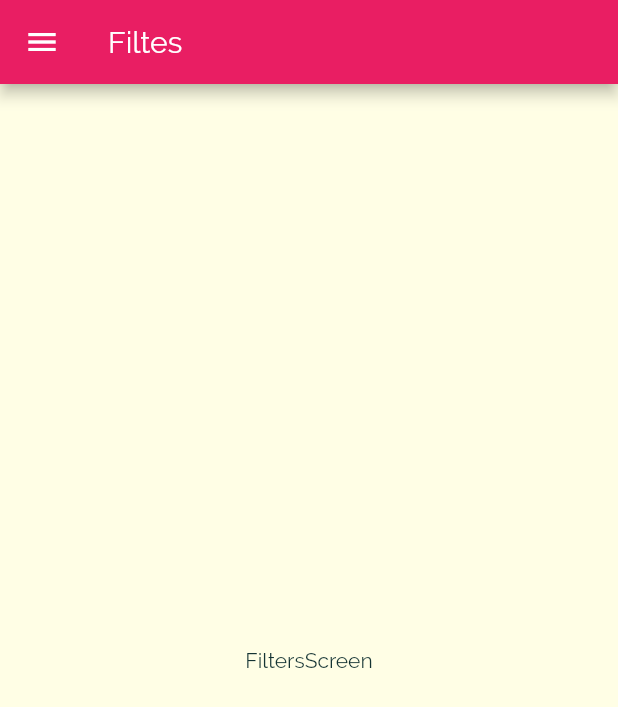
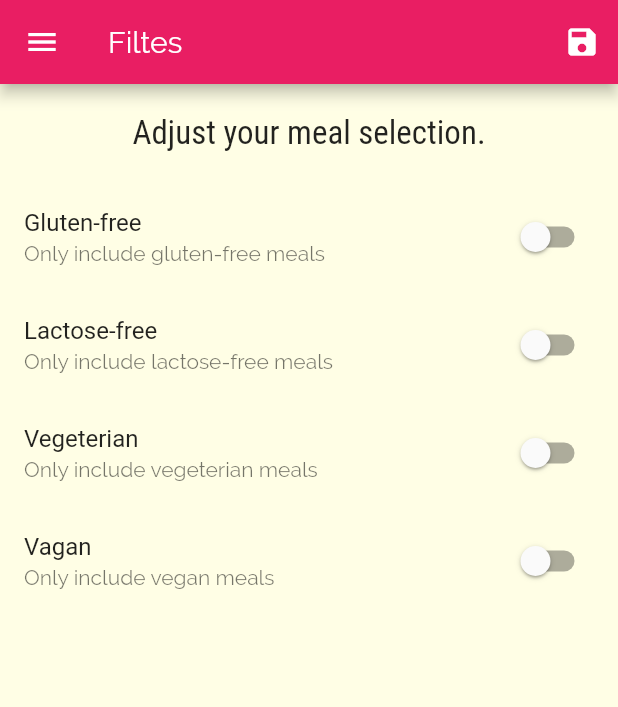
Before and after one commit to emiliosheinz/flutter-meals-app, a Flutter app: the FiltersScreen screen opened by its route, on a phone screen of 412 x 824 dp. Shown: the top 707 px of the screen. Run offline on Flutter 3.47's test engine with Material 2 defaults, Android fonts, the phone set to English and light mode, and no system bars.

Commit message:
add filtes state management

```diff
--- a/lib/main.dart
+++ b/lib/main.dart
@@ -1,4 +1,6 @@
 import 'package:flutter/material.dart';
+import 'package:meals_app/dummy_data.dart';
+import 'package:meals_app/models/meal.model.dart';
 import 'package:meals_app/screens/categories.screen.dart';
 import 'package:meals_app/screens/category_meals.screen.dart';
 import 'package:meals_app/screens/filters.screen.dart';
@@ -9,8 +11,45 @@ void main() {
   runApp(MyApp());
 }
 
-class MyApp extends StatelessWidget {
-  // This widget is the root of your application.
+class MyApp extends StatefulWidget {
+  @override
+  _MyAppState createState() => _MyAppState();
+}
+
+class _MyAppState extends State<MyApp> {
+  Map<String, bool> _filters = {
+    'isGlutenFree': false,
+    'isLactoseFree': false,
+    'isVegan': false,
+    'isVegeterian': false,
+  };
+  List<Meal> _availableMeals = DUMMY_MEALS;
+
+  void _setFilters(Map<String, bool> newFilterData) {
+    setState(() {
+      _filters = newFilterData;
+      _availableMeals = DUMMY_MEALS.where((meal) {
+        if (_filters['isGlutenFree'] && !meal.isGlutenFree) {
+          return false;
+        }
+
+        if (_filters['isLactoseFree'] && !meal.isLactoseFree) {
+          return false;
+        }
+
+        if (_filters['isVegan'] && !meal.isVegan) {
+          return false;
+        }
+
+        if (_filters['isVegeterian'] && !meal.isVegetarian) {
+          return false;
+        }
+
+        return true;
+      }).toList();
+    });
+  }
+
   @override
   Widget build(BuildContext context) {
     return MaterialApp(
@@ -37,9 +76,11 @@ class MyApp extends StatelessWidget {
       routes: {
         TabsScreen.routeName: (context) => TabsScreen(),
         CategoriesScreen.routeName: (context) => CategoriesScreen(),
-        CategoryMealsScreen.routeName: (context) => CategoryMealsScreen(),
+        CategoryMealsScreen.routeName: (context) =>
+            CategoryMealsScreen(_availableMeals),
         MealDetailScreen.routeName: (context) => MealDetailScreen(),
-        FiltersScreen.routeName: (context) => FiltersScreen(),
+        FiltersScreen.routeName: (context) =>
+            FiltersScreen(_filters, _setFilters),
       },
     );
   }
--- a/lib/screens/category_meals.screen.dart
+++ b/lib/screens/category_meals.screen.dart
@@ -1,10 +1,13 @@
 import 'package:flutter/material.dart';
 import 'package:meals_app/components/meal_item.component.dart';
-import 'package:meals_app/dummy_data.dart';
 import 'package:meals_app/models/meal.model.dart';
 
 class CategoryMealsScreen extends StatefulWidget {
   static const routeName = '/category-meals';
+
+  final List<Meal> availableMeals;
+
+  CategoryMealsScreen(this.availableMeals);
 
   @override
   _CategoryMealsScreenState createState() => _CategoryMealsScreenState();
@@ -30,7 +33,7 @@ class _CategoryMealsScreenState extends State<CategoryMealsScreen> {
 
       setState(() {
         categoryTitle = routeArgs['title'];
-        displayedMeals = DUMMY_MEALS.where((meal) {
+        displayedMeals = widget.availableMeals.where((meal) {
           return meal.categories.contains(categoryId);
         }).toList();
         _hasLoadedInitialData = true;
--- a/lib/screens/filters.screen.dart
+++ b/lib/screens/filters.screen.dart
@@ -1,19 +1,119 @@
 import 'package:flutter/material.dart';
 import 'package:meals_app/components/main_drawer.dart';
 
-class FiltersScreen extends StatelessWidget {
+class FiltersScreen extends StatefulWidget {
   static const routeName = '/filters';
 
-  const FiltersScreen({Key key}) : super(key: key);
+  final Map<String, bool> currentFilters;
+  final Function saveFilters;
+
+  FiltersScreen(this.currentFilters, this.saveFilters);
+
+  @override
+  _FiltersScreenState createState() => _FiltersScreenState();
+}
+
+class _FiltersScreenState extends State<FiltersScreen> {
+  bool _isGlutenFree = false;
+  bool _isVegeterian = false;
+  bool _isVegan = false;
+  bool _isLactoseFree = false;
+
+  @override
+  void initState() {
+    _isGlutenFree = widget.currentFilters['isGlutenFree'];
+    _isLactoseFree = widget.currentFilters['isLactoseFree'];
+    _isVegan = widget.currentFilters['isVegan'];
+    _isVegeterian = widget.currentFilters['isVegeterian'];
+    super.initState();
+  }
+
+  Widget _buildSwitchListTile(
+      {String title, String description, bool value, Function onChange}) {
+    return SwitchListTile(
+      title: Text(title),
+      value: value,
+      subtitle: Text(description),
+      onChanged: onChange,
+    );
+  }
 
   @override
   Widget build(BuildContext context) {
     return Scaffold(
-      appBar: AppBar(title: Text('Filtes')),
-      body: Center(
-        child: Text('FiltersScreen'),
-      ),
-      drawer: MainDrawer(),
-    );
+        appBar: AppBar(
+          title: Text('Filtes'),
+          actions: [
+            IconButton(
+              icon: Icon(Icons.save),
+              onPressed: () {
+                widget.saveFilters({
+                  'isGlutenFree': _isGlutenFree,
+                  'isLactoseFree': _isLactoseFree,
+                  'isVegan': _isVegan,
+                  'isVegeterian': _isVegeterian,
+                });
+              },
+            ),
+          ],
+        ),
+        drawer: MainDrawer(),
+        body: Column(
+          children: [
+            Container(
+              padding: EdgeInsets.all(20),
+              child: Text(
+                'Adjust your meal selection.',
+                style: Theme.of(context).textTheme.headline6,
+              ),
+            ),
+            Expanded(
+              child: ListView(
+                children: [
+                  _buildSwitchListTile(
+                    title: 'Gluten-free',
+                    description: 'Only include gluten-free meals',
+                    value: _isGlutenFree,
+                    onChange: (newValue) {
+                      setState(() {
+                        _isGlutenFree = newValue;
+                      });
+                    },
+                  ),
+                  _buildSwitchListTile(
+                    title: 'Lactose-free',
+                    description: 'Only include lactose-free meals',
+                    value: _isLactoseFree,
+                    onChange: (newValue) {
+                      setState(() {
+                        _isLactoseFree = newValue;
+                      });
+                    },
+                  ),
+                  _buildSwitchListTile(
+                    title: 'Vegeterian',
+                    description: 'Only include vegeterian meals',
+                    value: _isVegeterian,
+                    onChange: (newValue) {
+                      setState(() {
+                        _isVegeterian = newValue;
+                      });
+                    },
+                  ),
+                  _buildSwitchListTile(
+                    title: 'Vagan',
+                    description: 'Only include vegan meals',
+                    value: _isVegan,
+                    onChange: (newValue) {
+                      setState(() {
+                        _isVegan = newValue;
+                      });
+                    },
+                  ),
+                ],
+              ),
+            ),
+          ],
+        ));
   }
 }
```
